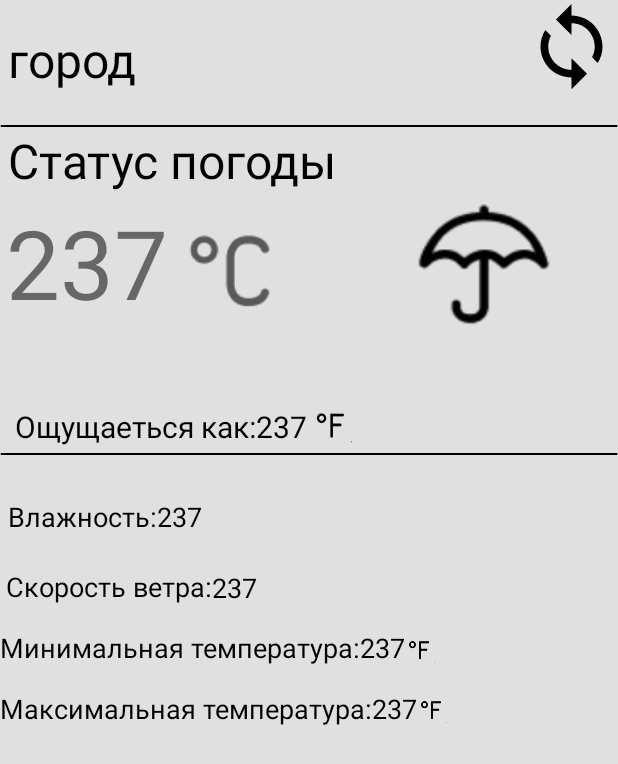
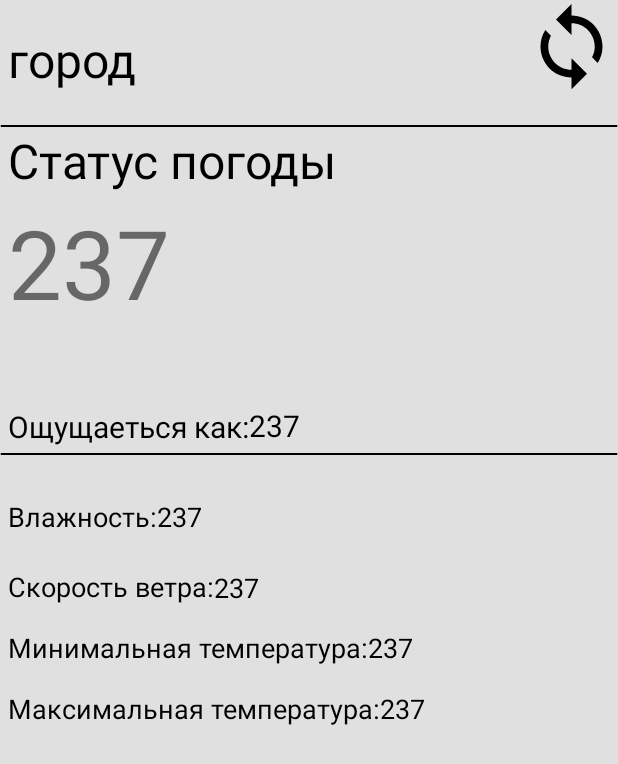
Before and after one commit to temlerg/weather_forecast, an Android app: the layout for_one_day.xml on its own in the app's theme, with its tools: preview values and no code run, on a phone screen of 412 x 824 dp. Shown: the top 764 px of the screen. Run offline under Robolectric (Android 15) with nearby library versions, the phone set to English and light mode, and no system bars.

Commit message:
finish OneDay

```diff
--- a/app/src/main/AndroidManifest.xml
+++ b/app/src/main/AndroidManifest.xml
@@ -13,7 +13,10 @@
         android:roundIcon="@mipmap/ic_launcher_round"
         android:supportsRtl="true"
         android:theme="@style/Theme.AppCompat.Light.NoActionBar"
-        tools:ignore="GoogleAppIndexingWarning">
+        android:networkSecurityConfig="@xml/network_security_config"
+        android:usesCleartextTraffic="true"
+        tools:ignore="GoogleAppIndexingWarning"
+        tools:targetApi="n">
         <activity android:name=".activities.MainActivity">
             <intent-filter>
                 <action android:name="android.intent.action.MAIN" />
--- a/app/src/main/java/com/example/ttt/data/Repository.kt
+++ b/app/src/main/java/com/example/ttt/data/Repository.kt
@@ -16,6 +16,7 @@ class Repository {
 
     fun getWeatherToday(post: Post): WeatherToday? {
         val cityName = post.city?.name
+        val cod = post.cod
         if (post.list != null) {
             val humidity = post.list[0].main?.humidity
             val temp = post.list[0].main?.temp
@@ -36,6 +37,7 @@ class Repository {
             ) {
 
                 return WeatherToday(
+                    cod = cod.toString(),
                     city = cityName,
                     main = main,
                     humidity = humidity,
--- a/app/src/main/java/com/example/ttt/data/models/Post.kt
+++ b/app/src/main/java/com/example/ttt/data/models/Post.kt
@@ -13,7 +13,7 @@ data class Post(
     val message: Float = 0f,
     @SerializedName("cnt")
     @Expose
-    val cnt: Long = 40,
+    val cnt: Long = 34,
     @SerializedName("list")
     @Expose
     val list: List<Lists>?,
--- a/app/src/main/java/com/example/ttt/data/models/Weather.kt
+++ b/app/src/main/java/com/example/ttt/data/models/Weather.kt
@@ -1,6 +1,7 @@
 package com.example.ttt.data.models
 
 data class WeatherToday(
+    val cod: String,
     val city: String,
     val sea_level: Int,
     val feels_like: Float,
--- a/app/src/main/java/com/example/ttt/data/network/retro.kt
+++ b/app/src/main/java/com/example/ttt/data/network/retro.kt
@@ -6,7 +6,7 @@ import retrofit2.Retrofit
 import retrofit2.converter.gson.GsonConverterFactory
 
 object NetworkService {
-    private const val BASE_URL = "http://api.openweathermap.org"
+    private const val BASE_URL = "https://api.openweathermap.org"
 
     private val loggingInterceptor = run {
         val interceptor = HttpLoggingInterceptor()
--- a/app/src/main/res/layout/for_one_day.xml
+++ b/app/src/main/res/layout/for_one_day.xml
@@ -6,40 +6,11 @@
     android:layout_height="match_parent"
     android:background="#E0E0E0">
 
-    <ImageView
-        android:id="@+id/imageView2"
-        android:layout_width="25dp"
-        android:layout_height="20dp"
-        android:layout_marginTop="96dp"
-        android:src="@drawable/fareng"
-
-        app:layout_constraintBottom_toBottomOf="parent"
-        app:layout_constraintEnd_toEndOf="parent"
-        app:layout_constraintHorizontal_bias="0.0"
-        app:layout_constraintStart_toEndOf="@+id/max_temp"
-        app:layout_constraintTop_toBottomOf="@+id/view"
-        app:layout_constraintVertical_bias="0.161"
-        tools:ignore="MissingConstraints" />
-
-    <ImageView
-        android:id="@+id/imageView3"
-        android:layout_width="25dp"
-        android:layout_height="20dp"
-        android:layout_marginTop="64dp"
-
-        android:src="@drawable/fareng"
-        app:layout_constraintBottom_toBottomOf="parent"
-        app:layout_constraintEnd_toEndOf="parent"
-        app:layout_constraintHorizontal_bias="0.0"
-        app:layout_constraintStart_toEndOf="@+id/min_temp"
-        app:layout_constraintTop_toBottomOf="@+id/view"
-        app:layout_constraintVertical_bias="0.132"
-        tools:ignore="MissingConstraints" />
 
     <TextView
         android:id="@+id/like_temp"
-        android:layout_width="39dp"
-        android:layout_height="25dp"
+        android:layout_width="wrap_content"
+        android:layout_height="wrap_content"
 
         android:text="@string/temp_like"
         android:textColor="#000"
@@ -95,9 +66,8 @@
 
     <ImageView
         android:id="@+id/image"
-        android:layout_width="131dp"
-        android:layout_height="125dp"
-        android:src="@drawable/zont"
+        android:layout_width="96dp"
+        android:layout_height="92dp"
 
         app:layout_constraintBottom_toBottomOf="parent"
         app:layout_constraintEnd_toEndOf="parent"
@@ -126,7 +96,7 @@
         android:id="@+id/temp_teck"
         android:layout_width="wrap_content"
         android:layout_height="wrap_content"
-        android:layout_marginStart="4dp"
+        android:layout_marginStart="5dp"
         android:text="@string/temp_main"
         android:textSize="64dp"
         app:layout_constraintBottom_toBottomOf="parent"
@@ -136,18 +106,6 @@
         app:layout_constraintTop_toTopOf="parent"
         app:layout_constraintVertical_bias="0.179" />
 
-    <ImageView
-        android:layout_width="wrap_content"
-        android:layout_height="wrap_content"
-        android:alpha="0.6"
-        android:src="@drawable/celci"
-
-        app:layout_constraintBottom_toBottomOf="parent"
-        app:layout_constraintEnd_toEndOf="parent"
-        app:layout_constraintHorizontal_bias="0.34"
-        app:layout_constraintStart_toStartOf="parent"
-        app:layout_constraintTop_toTopOf="parent"
-        app:layout_constraintVertical_bias="0.177" />
 
     <TextView
         android:id="@+id/textView6"
@@ -159,7 +117,7 @@
         android:textSize="20dp"
         app:layout_constraintBottom_toBottomOf="parent"
         app:layout_constraintEnd_toEndOf="parent"
-        app:layout_constraintHorizontal_bias="0.02"
+        app:layout_constraintHorizontal_bias="0.0"
         app:layout_constraintStart_toStartOf="parent"
         app:layout_constraintTop_toTopOf="parent"
         app:layout_constraintVertical_bias="0.34" />
@@ -178,21 +136,12 @@
         app:layout_constraintVertical_bias="0.367"
         tools:ignore="MissingConstraints" />
 
-    <ImageView
-        android:layout_width="29dp"
-        android:layout_height="28dp"
-        android:src="@drawable/fareng"
-        app:layout_constraintBottom_toBottomOf="parent"
-        app:layout_constraintEnd_toEndOf="parent"
-        app:layout_constraintHorizontal_bias="0.0"
-        app:layout_constraintStart_toEndOf="@+id/like_temp"
-        app:layout_constraintTop_toTopOf="parent"
-        app:layout_constraintVertical_bias="0.341" />
 
     <TextView
         android:id="@+id/textView7"
         android:layout_width="wrap_content"
         android:layout_height="wrap_content"
+        android:layout_marginLeft="5dp"
         android:layout_marginTop="64dp"
         android:text="@string/min_t"
         android:textColor="#000"
@@ -206,6 +155,7 @@
         android:id="@+id/textView8"
         android:layout_width="wrap_content"
         android:layout_height="wrap_content"
+        android:layout_marginLeft="5dp"
         android:layout_marginTop="96dp"
         android:text="@string/max_t"
         android:textColor="#000"
@@ -220,13 +170,15 @@
         android:id="@+id/textView9"
         android:layout_width="wrap_content"
         android:layout_height="wrap_content"
+        android:layout_marginLeft="5dp"
         android:layout_marginTop="32dp"
         android:text="@string/speed_w"
         android:textColor="#000"
         android:textSize="18dp"
         app:layout_constraintBottom_toTopOf="@+id/textView7"
+
         app:layout_constraintEnd_toEndOf="parent"
-        app:layout_constraintHorizontal_bias="0.014"
+        app:layout_constraintHorizontal_bias="0.0"
         app:layout_constraintStart_toStartOf="parent"
         app:layout_constraintTop_toBottomOf="@+id/view"
         app:layout_constraintVertical_bias="0.735" />
--- /dev/null
+++ b/app/src/main/res/xml/network_security_config.xml
@@ -0,0 +1,6 @@
+<?xml version="1.0" encoding="utf-8"?>
+<network-security-config>
+    <domain-config cleartextTrafficPermitted="true">
+        <domain includeSubdomains="true">Your URL(ex: 127.0.0.1)</domain>
+    </domain-config>
+</network-security-config>
```
Also changed, not shown: app/src/main/java/com/example/ttt/fragments/OneDayFragment.kt (+54 -16 lines).
